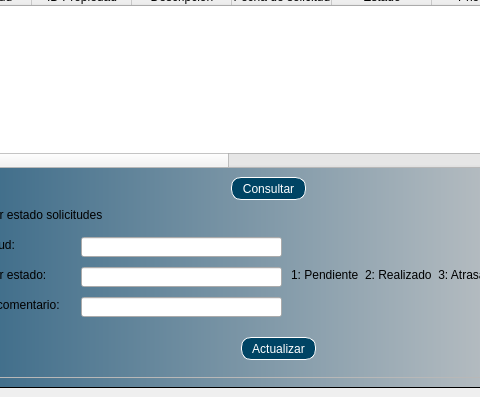
nicoArley/gestionPropiedades, file InterfazGrafica/ventanaMantenimientoPropietarios.ui: the form before one commit; both pictures show x 319 to 799 and y 103 to 500 of the 900 by 500 pixel window.
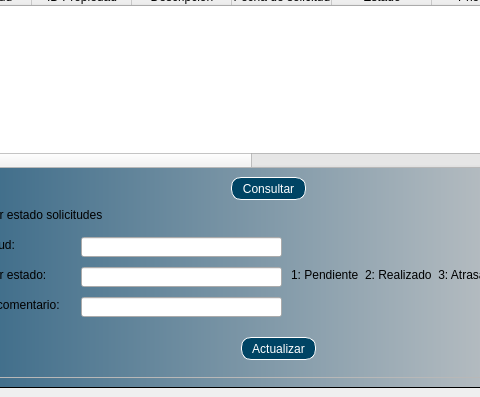
The form after the commit. Icons and pictures are not drawn.

The edit to the form file:
```diff
--- a/InterfazGrafica/ventanaMantenimientoPropietarios.ui
+++ b/InterfazGrafica/ventanaMantenimientoPropietarios.ui
@@ -292,11 +292,6 @@
             <string>Télefono Proveedor</string>
            </property>
           </column>
-          <column>
-           <property name="text">
-            <string>Comentarios</string>
-           </property>
-          </column>
          </widget>
          <widget class="QPushButton" name="btnConsultar">
           <property name="geometry">
```
Left out of the diff: 4 changed lines with no effect on the pictures.
